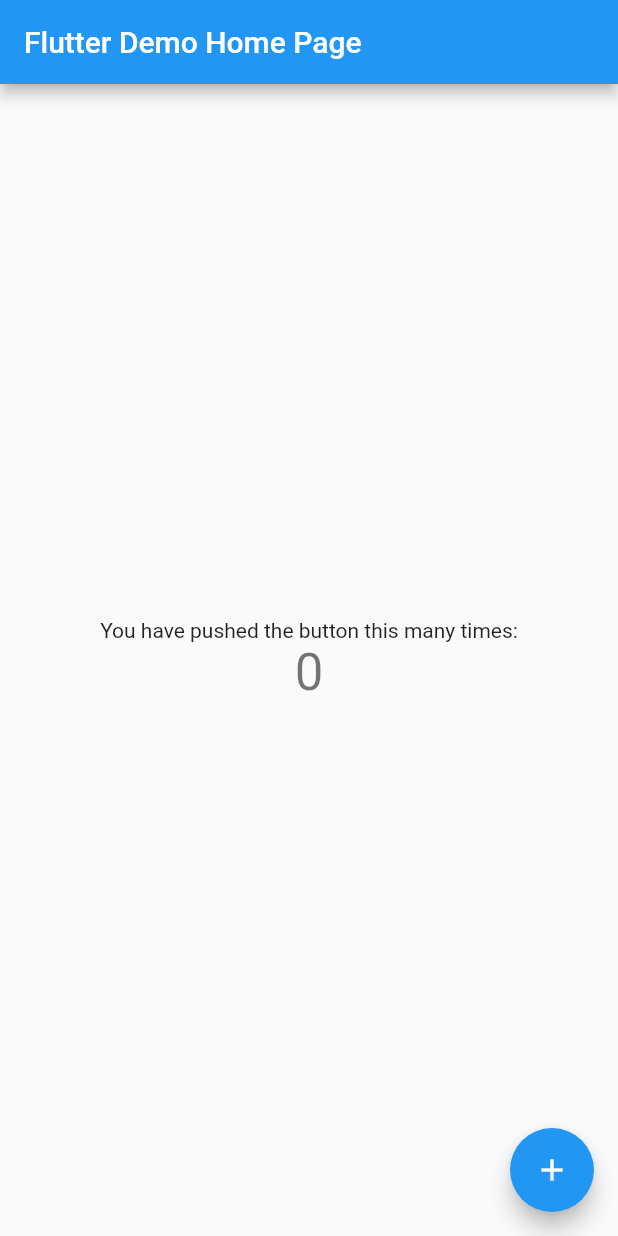
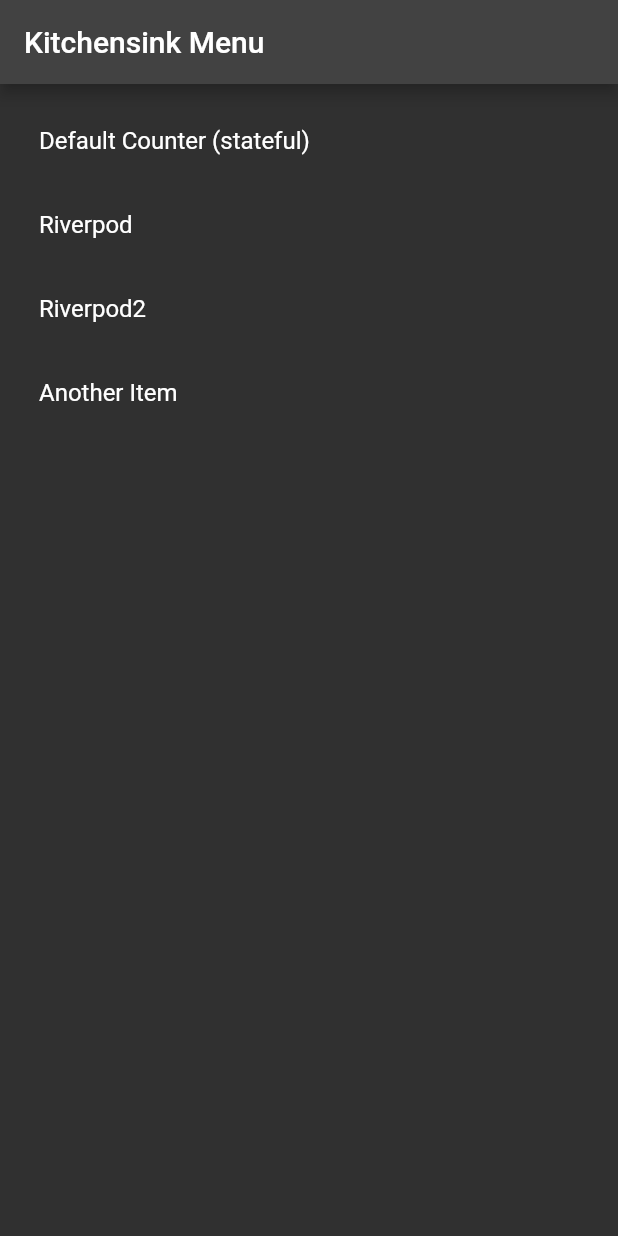
Before and after one commit to exiang/flutter_kitchensink, a Flutter app: the screen it shows after launch, on a phone screen of 412 x 824 dp. Run offline on Flutter 3.47's test engine with Material 2 defaults, Android fonts, the phone set to English and light mode, and no system bars; our stand-ins replace hooks_riverpod.

Commit message:
riverport example added

```diff
--- a/lib/main.dart
+++ b/lib/main.dart
@@ -1,115 +1,22 @@
 import 'package:flutter/material.dart';
+import 'package:hooks_riverpod/hooks_riverpod.dart';
+import 'package:flutter_kitchensink/src/screen/menu_screen.dart';
 
 void main() {
-  runApp(const MyApp());
+  runApp(ProviderScope(
+      child: MaterialApp(
+    title: 'Kitchensink',
+    theme: ThemeData(
+      brightness: Brightness.light,
+    ),
+    darkTheme: ThemeData(
+      brightness: Brightness.dark,
+    ),
+    themeMode: ThemeMode.dark,
+    initialRoute: '/',
+    routes: {
+      // When navigating to the "/" route, build the FirstScreen widget.
+      '/': (context) => MenuScreen(),
+    },
+  )));
 }
-
-class MyApp extends StatelessWidget {
-  const MyApp({Key? key}) : super(key: key);
-
-  // This widget is the root of your application.
-  @override
-  Widget build(BuildContext context) {
-    return MaterialApp(
-      title: 'Flutter Demo',
-      theme: ThemeData(
-        // This is the theme of your application.
-        //
-        // Try running your application with "flutter run". You'll see the
-        // application has a blue toolbar. Then, without quitting the app, try
-        // changing the primarySwatch below to Colors.green and then invoke
-        // "hot reload" (press "r" in the console where you ran "flutter run",
-        // or simply save your changes to "hot reload" in a Flutter IDE).
-        // Notice that the counter didn't reset back to zero; the application
-        // is not restarted.
-        primarySwatch: Colors.blue,
-      ),
-      home: const MyHomePage(title: 'Flutter Demo Home Page'),
-    );
-  }
-}
-
-class MyHomePage extends StatefulWidget {
-  const MyHomePage({Key? key, required this.title}) : super(key: key);
-
-  // This widget is the home page of your application. It is stateful, meaning
-  // that it has a State object (defined below) that contains fields that affect
-  // how it looks.
-
-  // This class is the configuration for the state. It holds the values (in this
-  // case the title) provided by the parent (in this case the App widget) and
-  // used by the build method of the State. Fields in a Widget subclass are
-  // always marked "final".
-
-  final String title;
-
-  @override
-  State<MyHomePage> createState() => _MyHomePageState();
-}
-
-class _MyHomePageState extends State<MyHomePage> {
-  int _counter = 0;
-
-  void _incrementCounter() {
-    setState(() {
-      // This call to setState tells the Flutter framework that something has
-      // changed in this State, which causes it to rerun the build method below
-      // so that the display can reflect the updated values. If we changed
-      // _counter without calling setState(), then the build method would not be
-      // called again, and so nothing would appear to happen.
-      _counter++;
-    });
-  }
-
-  @override
-  Widget build(BuildContext context) {
-    // This method is rerun every time setState is called, for instance as done
-    // by the _incrementCounter method above.
-    //
-    // The Flutter framework has been optimized to make rerunning build methods
-    // fast, so that you can just rebuild anything that needs updating rather
-    // than having to individually change instances of widgets.
-    return Scaffold(
-      appBar: AppBar(
-        // Here we take the value from the MyHomePage object that was created by
-        // the App.build method, and use it to set our appbar title.
-        title: Text(widget.title),
-      ),
-      body: Center(
-        // Center is a layout widget. It takes a single child and positions it
-        // in the middle of the parent.
-        child: Column(
-          // Column is also a layout widget. It takes a list of children and
-          // arranges them vertically. By default, it sizes itself to fit its
-          // children horizontally, and tries to be as tall as its parent.
-          //
-          // Invoke "debug painting" (press "p" in the console, choose the
-          // "Toggle Debug Paint" action from the Flutter Inspector in Android
-          // Studio, or the "Toggle Debug Paint" command in Visual Studio Code)
-          // to see the wireframe for each widget.
-          //
-          // Column has various properties to control how it sizes itself and
-          // how it positions its children. Here we use mainAxisAlignment to
-          // center the children vertically; the main axis here is the vertical
-          // axis because Columns are vertical (the cross axis would be
-          // horizontal).
-          mainAxisAlignment: MainAxisAlignment.center,
-          children: <Widget>[
-            const Text(
-              'You have pushed the button this many times:',
-            ),
-            Text(
-              '$_counter',
-              style: Theme.of(context).textTheme.headline4,
-            ),
-          ],
-        ),
-      ),
-      floatingActionButton: FloatingActionButton(
-        onPressed: _incrementCounter,
-        tooltip: 'Increment',
-        child: const Icon(Icons.add),
-      ), // This trailing comma makes auto-formatting nicer for build methods.
-    );
-  }
-}
--- /dev/null
+++ b/lib/src/misc/global.dart
@@ -0,0 +1,3 @@
+import 'package:hooks_riverpod/hooks_riverpod.dart';
+
+final kCounterProvider = StateProvider((ref) => 0);
--- /dev/null
+++ b/lib/src/screen/menu_screen.dart
@@ -0,0 +1,57 @@
+import 'package:flutter/material.dart';
+import 'package:flutter_kitchensink/src/screen/default_counter_screen.dart';
+import 'package:flutter_kitchensink/src/screen/riverpod_screen.dart';
+import 'package:flutter_kitchensink/src/screen/riverpod2_screen.dart';
+
+class MenuScreen extends StatelessWidget {
+  const MenuScreen({Key? key}) : super(key: key);
+
+  @override
+  Widget build(BuildContext context) {
+    return Scaffold(
+        appBar: AppBar(
+          title: Text('Kitchensink Menu'),
+        ),
+        body: ListView(
+          shrinkWrap: true,
+          padding: const EdgeInsets.all(10.0),
+          children: [
+            ListTile(
+              title: Text("Default Counter (stateful)"),
+              onTap: () {
+                Navigator.push(
+                  context,
+                  MaterialPageRoute(
+                    builder: (context) => DefaultCounterScreen(
+                        title: "Default Counter by Flutter"),
+                  ),
+                );
+              },
+            ),
+            ListTile(
+              title: Text("Riverpod"),
+              onTap: () {
+                Navigator.push(
+                  context,
+                  MaterialPageRoute(
+                    builder: (context) => RiverpodScreen(),
+                  ),
+                );
+              },
+            ),
+            ListTile(
+              title: Text("Riverpod2"),
+              onTap: () {
+                Navigator.push(
+                  context,
+                  MaterialPageRoute(
+                    builder: (context) => Riverpod2Screen(),
+                  ),
+                );
+              },
+            ),
+            ListTile(title: Text("Another Item"))
+          ],
+        ));
+  }
+}
--- a/pubspec.yaml
+++ b/pubspec.yaml
@@ -18,7 +18,8 @@
 version: 1.0.0+1
 
 environment:
-  sdk: ">=2.16.2 <3.0.0"
+  sdk: ">=2.12.0 <3.0.0"
+  flutter: ">=2.0.0"
 
 # Dependencies specify other packages that your package needs in order to work.
 # To automatically upgrade your package dependencies to the latest versions
@@ -34,6 +35,9 @@
   # The following adds the Cupertino Icons font to your application.
   # Use with the CupertinoIcons class for iOS style icons.
   cupertino_icons: ^1.0.2
+
+  flutter_hooks: ^0.18.0
+  hooks_riverpod: ^2.0.0-dev.6
 
 dev_dependencies:
   flutter_test:
```
Also changed, not shown: lib/src/screen/default_counter_screen.dart (added, +86 -0 lines), lib/src/screen/riverpod2_screen.dart (added, +26 -0 lines), lib/src/screen/riverpod_screen.dart (added, +27 -0 lines), pubspec.lock, 1 other file.
